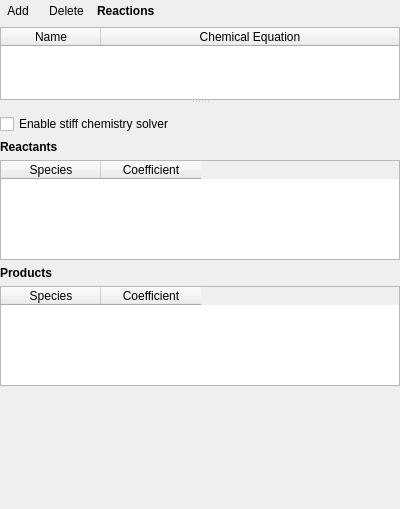
Before: the Qt Designer form gui/uifiles/chemistry.ui in truongd8593/mfix, drawn with Qt 5.
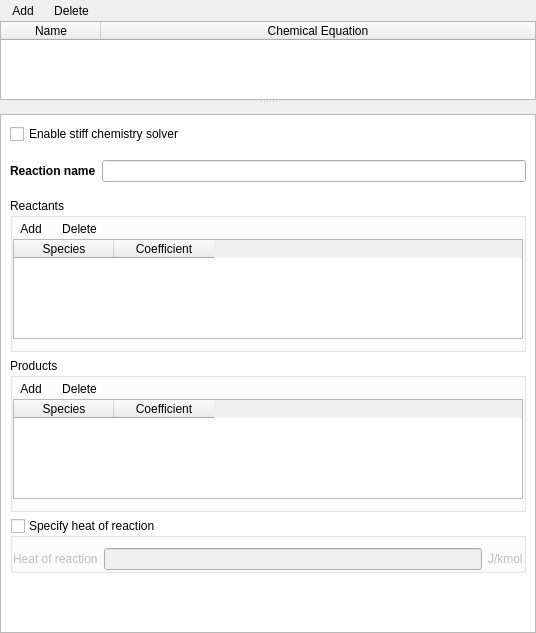
After: the same form once the commit is applied. Custom widgets are drawn as their Qt base class.

Commit message: work on chemistry, species/alias integration

```diff
--- a/gui/uifiles/chemistry.ui
+++ b/gui/uifiles/chemistry.ui
@@ -6,10 +6,16 @@
    <rect>
     <x>0</x>
     <y>0</y>
-    <width>400</width>
-    <height>509</height>
+    <width>536</width>
+    <height>633</height>
    </rect>
   </property>
+  <property name="sizePolicy">
+   <sizepolicy hsizetype="Preferred" vsizetype="Preferred">
+    <horstretch>0</horstretch>
+    <verstretch>0</verstretch>
+   </sizepolicy>
+  </property>
   <property name="windowTitle">
    <string>Chemistry</string>
   </property>
@@ -33,9 +39,9 @@
      </property>
      <widget class="QFrame" name="top_frame">
       <property name="sizePolicy">
-       <sizepolicy hsizetype="Preferred" vsizetype="MinimumExpanding">
+       <sizepolicy hsizetype="Expanding" vsizetype="MinimumExpanding">
         <horstretch>0</horstretch>
-        <verstretch>0</verstretch>
+        <verstretch>1</verstretch>
        </sizepolicy>
       </property>
       <property name="maximumSize">
@@ -51,6 +57,9 @@
        <enum>QFrame::Plain</enum>
       </property>
       <layout class="QVBoxLayout" name="verticalLayout_4">
+       <property name="spacing">
+        <number>0</number>
+       </property>
        <property name="leftMargin">
         <number>0</number>
        </property>
@@ -64,16 +73,28 @@
         <number>0</number>
        </property>
        <item>
-        <widget class="QFrame" name="frame_add_delete">
+        <widget class="QFrame" name="frame_add_delete_reactions">
+         <property name="sizePolicy">
+          <sizepolicy hsizetype="Preferred" vsizetype="Minimum">
+           <horstretch>0</horstretch>
+           <verstretch>0</verstretch>
+          </sizepolicy>
+         </property>
+         <property name="maximumSize">
+          <size>
+           <width>16777215</width>
+           <height>32</height>
+          </size>
+         </property>
          <property name="frameShape">
           <enum>QFrame::NoFrame</enum>
          </property>
          <property name="frameShadow">
           <enum>QFrame::Plain</enum>
          </property>
-         <layout class="QVBoxLayout" name="verticalLayout_2">
+         <layout class="QGridLayout" name="gridLayout_4">
           <property name="leftMargin">
-           <number>0</number>
+           <number>5</number>
           </property>
           <property name="topMargin">
            <number>0</number>
@@ -84,8 +105,17 @@
           <property name="bottomMargin">
            <number>0</number>
           </property>
-          <item>
+          <property name="horizontalSpacing">
+           <number>6</number>
+          </property>
+          <property name="verticalSpacing">
+           <number>0</number>
+          </property>
+          <item row="0" column="0">
            <layout class="QHBoxLayout" name="horizontalLayout">
+            <property name="spacing">
+             <number>6</number>
+            </property>
             <item>
              <widget class="QToolButton" name="toolbutton_add">
               <property name="toolTip">
@@ -112,19 +142,6 @@
               </property>
              </widget>
             </item>
-            <item>
-             <widget class="QLabel" name="label">
-              <property name="font">
-               <font>
-                <weight>75</weight>
-                <bold>true</bold>
-               </font>
-              </property>
-              <property name="text">
-               <string>Reactions</string>
-              </property>
-             </widget>
-            </item>
             <item>
              <spacer name="horizontalSpacer">
               <property name="orientation">
@@ -197,18 +214,24 @@
      </widget>
      <widget class="QFrame" name="bottom_frame">
       <property name="sizePolicy">
-       <sizepolicy hsizetype="Preferred" vsizetype="Expanding">
+       <sizepolicy hsizetype="Expanding" vsizetype="Expanding">
         <horstretch>0</horstretch>
         <verstretch>0</verstretch>
        </sizepolicy>
       </property>
+      <property name="maximumSize">
+       <size>
+        <width>16777215</width>
+        <height>16777215</height>
+       </size>
+      </property>
       <property name="frameShape">
        <enum>QFrame::NoFrame</enum>
       </property>
       <property name="frameShadow">
        <enum>QFrame::Plain</enum>
       </property>
-      <layout class="QVBoxLayout" name="verticalLayout_3">
+      <layout class="QGridLayout" name="gridLayout_5">
        <property name="leftMargin">
         <number>0</number>
        </property>
@@ -221,15 +244,47 @@
        <property name="bottomMargin">
         <number>0</number>
        </property>
+       <item row="0" column="0">
+        <widget class="QScrollArea" name="scrollarea_detail">
+         <property name="styleSheet">
+          <string notr="true">QWidget#detail_pane {background-color: white}</string>
+         </property>
+         <property name="widgetResizable">
+          <bool>true</bool>
+         </property>
+         <widget class="QWidget" name="detail_pane">
+          <property name="geometry">
+           <rect>
+            <x>0</x>
+            <y>0</y>
+            <width>532</width>
+            <height>513</height>
+           </rect>
+          </property>
+          <layout class="QVBoxLayout" name="verticalLayout_2">
        <item>
         <widget class="CheckBox" name="checkbox_keyword_stiff_chemistry">
+             <property name="maximumSize">
+              <size>
+               <width>16777215</width>
+               <height>16777215</height>
+              </size>
+             </property>
          <property name="text">
           <string>Enable stiff chemistry solver</string>
          </property>
         </widget>
        </item>
        <item>
-        <widget class="QLabel" name="label_reactants">
+            <layout class="QHBoxLayout" name="layout_reaction_name">
+             <property name="topMargin">
+              <number>10</number>
+             </property>
+             <property name="bottomMargin">
+              <number>10</number>
+             </property>
+             <item>
+              <widget class="QLabel" name="label_reaction_name">
          <property name="font">
           <font>
            <weight>75</weight>
@@ -237,11 +292,124 @@
           </font>
          </property>
          <property name="text">
+                <string>Reaction name</string>
+               </property>
+               <property name="margin">
+                <number>0</number>
+               </property>
+              </widget>
+             </item>
+             <item>
+              <widget class="QLineEdit" name="lineedit_reaction_name"/>
+             </item>
+            </layout>
+           </item>
+           <item>
+            <widget class="QGroupBox" name="groupbox_reactants">
+             <property name="sizePolicy">
+              <sizepolicy hsizetype="Minimum" vsizetype="Fixed">
+               <horstretch>0</horstretch>
+               <verstretch>0</verstretch>
+              </sizepolicy>
+             </property>
+             <property name="maximumSize">
+              <size>
+               <width>16777215</width>
+               <height>16777215</height>
+              </size>
+             </property>
+             <property name="title">
           <string>Reactants</string>
          </property>
+             <property name="flat">
+              <bool>true</bool>
+             </property>
+             <layout class="QGridLayout" name="gridLayout_2">
+              <property name="leftMargin">
+               <number>0</number>
+              </property>
+              <property name="topMargin">
+               <number>0</number>
+              </property>
+              <property name="rightMargin">
+               <number>0</number>
+              </property>
+              <property name="bottomMargin">
+               <number>10</number>
+              </property>
+              <property name="spacing">
+               <number>0</number>
+              </property>
+              <item row="0" column="0">
+               <widget class="QFrame" name="frame_add_delete_reactants">
+                <property name="minimumSize">
+                 <size>
+                  <width>0</width>
+                  <height>0</height>
+                 </size>
+                </property>
+                <property name="maximumSize">
+                 <size>
+                  <width>16777215</width>
+                  <height>32</height>
+                 </size>
+                </property>
+                <layout class="QHBoxLayout" name="horizontalLayout_2">
+                 <property name="spacing">
+                  <number>6</number>
+                 </property>
+                 <property name="sizeConstraint">
+                  <enum>QLayout::SetMaximumSize</enum>
+                 </property>
+                 <property name="leftMargin">
+                  <number>0</number>
+                 </property>
+                 <property name="topMargin">
+                  <number>0</number>
+                 </property>
+                 <property name="rightMargin">
+                  <number>0</number>
+                 </property>
+                 <property name="bottomMargin">
+                  <number>0</number>
+                 </property>
+                 <item>
+                  <widget class="QToolButton" name="toolbutton_add_reactants">
+                   <property name="text">
+                    <string>Add</string>
+                   </property>
+                   <property name="autoRaise">
+                    <bool>true</bool>
+                   </property>
         </widget>
        </item>
        <item>
+                  <widget class="QToolButton" name="toolbutton_delete_reactants">
+                   <property name="text">
+                    <string>Delete</string>
+                   </property>
+                   <property name="autoRaise">
+                    <bool>true</bool>
+                   </property>
+                  </widget>
+                 </item>
+                 <item>
+                  <spacer name="horizontalSpacer_2">
+                   <property name="orientation">
+                    <enum>Qt::Horizontal</enum>
+                   </property>
+                   <property name="sizeHint" stdset="0">
+                    <size>
+                     <width>40</width>
+                     <height>20</height>
+                    </size>
+                   </property>
+                  </spacer>
+                 </item>
+                </layout>
+               </widget>
+              </item>
+              <item row="1" column="0">
         <widget class="QTableWidget" name="tablewidget_reactants">
          <property name="maximumSize">
           <size>
@@ -273,20 +441,109 @@
          </column>
         </widget>
        </item>
+             </layout>
+            </widget>
+           </item>
        <item>
-        <widget class="QLabel" name="label_products">
-         <property name="font">
-          <font>
-           <weight>75</weight>
-           <bold>true</bold>
-          </font>
-         </property>
-         <property name="text">
+            <widget class="QGroupBox" name="groupbox_products">
+             <property name="sizePolicy">
+              <sizepolicy hsizetype="Minimum" vsizetype="Fixed">
+               <horstretch>0</horstretch>
+               <verstretch>0</verstretch>
+              </sizepolicy>
+             </property>
+             <property name="maximumSize">
+              <size>
+               <width>16777215</width>
+               <height>16777215</height>
+              </size>
+             </property>
+             <property name="title">
           <string>Products</string>
          </property>
+             <property name="flat">
+              <bool>true</bool>
+             </property>
+             <layout class="QGridLayout" name="gridLayout_3">
+              <property name="leftMargin">
+               <number>0</number>
+              </property>
+              <property name="topMargin">
+               <number>0</number>
+              </property>
+              <property name="rightMargin">
+               <number>0</number>
+              </property>
+              <property name="bottomMargin">
+               <number>10</number>
+              </property>
+              <property name="spacing">
+               <number>0</number>
+              </property>
+              <item row="0" column="0">
+               <widget class="QFrame" name="frame_add_delete_products">
+                <property name="maximumSize">
+                 <size>
+                  <width>16777215</width>
+                  <height>32</height>
+                 </size>
+                </property>
+                <layout class="QHBoxLayout" name="horizontalLayout_3">
+                 <property name="spacing">
+                  <number>6</number>
+                 </property>
+                 <property name="sizeConstraint">
+                  <enum>QLayout::SetMaximumSize</enum>
+                 </property>
+                 <property name="leftMargin">
+                  <number>0</number>
+                 </property>
+                 <property name="topMargin">
+                  <number>0</number>
+                 </property>
+                 <property name="rightMargin">
+                  <number>0</number>
+                 </property>
+                 <property name="bottomMargin">
+                  <number>0</number>
+                 </property>
+                 <item>
+                  <widget class="QToolButton" name="toolbutton_add_products">
+                   <property name="text">
+                    <string>Add</string>
+                   </property>
+                   <property name="autoRaise">
+                    <bool>true</bool>
+                   </property>
         </widget>
        </item>
        <item>
+                  <widget class="QToolButton" name="toolbutton_delete_products">
+                   <property name="text">
+                    <string>Delete</string>
+                   </property>
+                   <property name="autoRaise">
+                    <bool>true</bool>
+                   </property>
+                  </widget>
+                 </item>
+                 <item>
+                  <spacer name="horizontalSpacer_3">
+                   <property name="orientation">
+                    <enum>Qt::Horizontal</enum>
+                   </property>
+                   <property name="sizeHint" stdset="0">
+                    <size>
+                     <width>40</width>
+                     <height>20</height>
+                    </size>
+                   </property>
+                  </spacer>
+                 </item>
+                </layout>
+               </widget>
+              </item>
+              <item row="1" column="0">
         <widget class="QTableWidget" name="tablewidget_products">
          <property name="maximumSize">
           <size>
@@ -318,18 +575,91 @@
          </column>
         </widget>
        </item>
+             </layout>
+            </widget>
+           </item>
+           <item>
+            <widget class="QGroupBox" name="groupbox_heat_of_reaction">
+             <property name="sizePolicy">
+              <sizepolicy hsizetype="Preferred" vsizetype="Fixed">
+               <horstretch>0</horstretch>
+               <verstretch>0</verstretch>
+              </sizepolicy>
+             </property>
+             <property name="title">
+              <string>Specify heat of reaction</string>
+             </property>
+             <property name="checkable">
+              <bool>true</bool>
+             </property>
+             <property name="checked">
+              <bool>false</bool>
+             </property>
+             <layout class="QGridLayout" name="gridLayout">
+              <property name="leftMargin">
+               <number>0</number>
+              </property>
+              <property name="topMargin">
+               <number>10</number>
+              </property>
+              <property name="rightMargin">
+               <number>0</number>
+              </property>
+              <property name="bottomMargin">
+               <number>0</number>
+              </property>
+              <property name="spacing">
+               <number>6</number>
+              </property>
+              <item row="0" column="1">
+               <widget class="LineEdit" name="lineedit_dh">
+                <property name="enabled">
+                 <bool>false</bool>
+                </property>
+               </widget>
+              </item>
+              <item row="0" column="2">
+               <widget class="QLabel" name="label_dh_units">
+                <property name="enabled">
+                 <bool>false</bool>
+                </property>
+                <property name="text">
+                 <string>J/kmol</string>
+                </property>
+               </widget>
+              </item>
+              <item row="0" column="0">
+               <widget class="QLabel" name="label_dh">
+                <property name="enabled">
+                 <bool>false</bool>
+                </property>
+                <property name="text">
+                 <string>Heat of reaction</string>
+                </property>
+               </widget>
+              </item>
+             </layout>
+            </widget>
+           </item>
        <item>
         <spacer name="verticalSpacer">
          <property name="orientation">
           <enum>Qt::Vertical</enum>
          </property>
+             <property name="sizeType">
+              <enum>QSizePolicy::Expanding</enum>
+             </property>
          <property name="sizeHint" stdset="0">
           <size>
            <width>20</width>
-           <height>104</height>
+               <height>40</height>
           </size>
          </property>
         </spacer>
+           </item>
+          </layout>
+         </widget>
+        </widget>
        </item>
       </layout>
      </widget>
```
Lines whose indentation alone changed are shown as unchanged. The commit also changes 5 other files.
